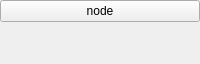
Old version of the form src/view/ui/Node.ui in the repository Hboni/francis.
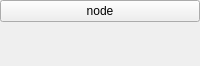
New version of the form.

Commit message: [#25] remove empty space below nodes

Patch:
```diff
--- a/src/view/ui/Node.ui
+++ b/src/view/ui/Node.ui
@@ -7,7 +7,7 @@
     <x>0</x>
     <y>0</y>
     <width>200</width>
-    <height>64</height>
+    <height>66</height>
    </rect>
   </property>
   <property name="windowTitle">
@@ -106,19 +106,6 @@
        </item>
       </layout>
      </item>
-     <item>
-      <spacer name="verticalSpacer">
-       <property name="orientation">
-        <enum>Qt::Vertical</enum>
-       </property>
-       <property name="sizeHint" stdset="0">
-        <size>
-         <width>20</width>
-         <height>40</height>
-        </size>
-       </property>
-      </spacer>
-     </item>
     </layout>
    </item>
   </layout>
```
Left out of the diff: 2 changed lines with no effect on the pictures. The commit also changes 2 other files.
